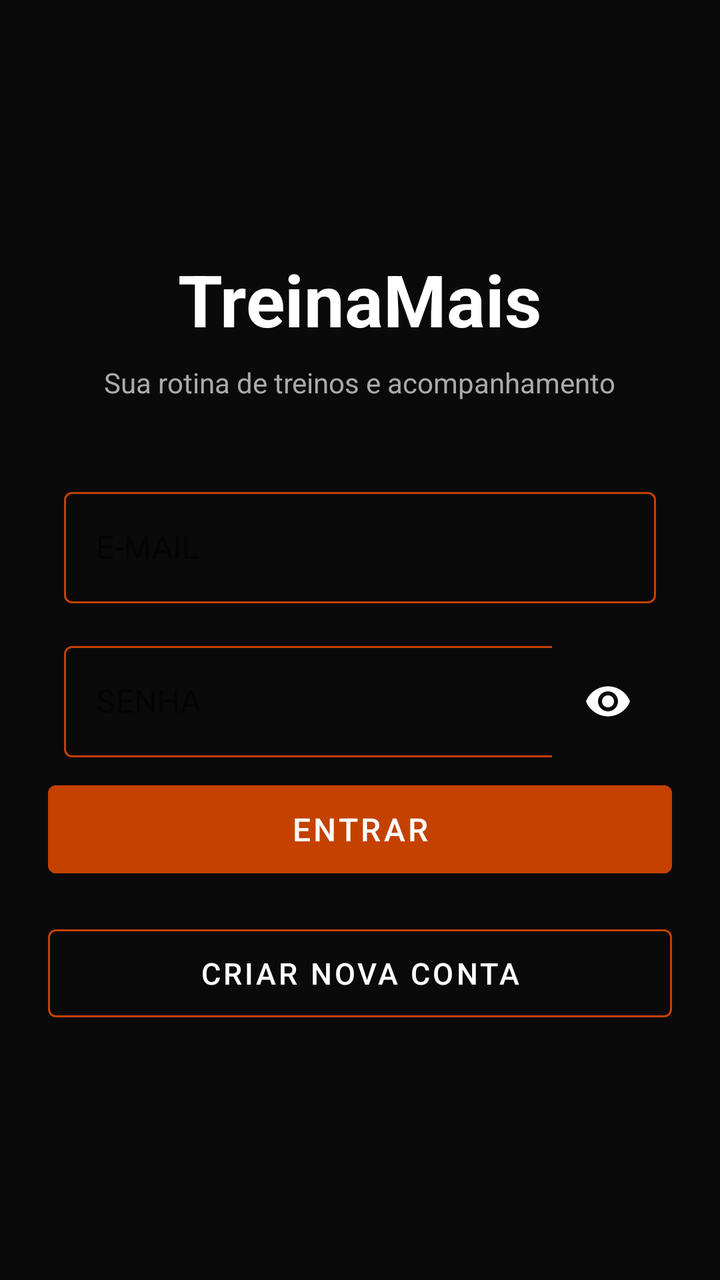
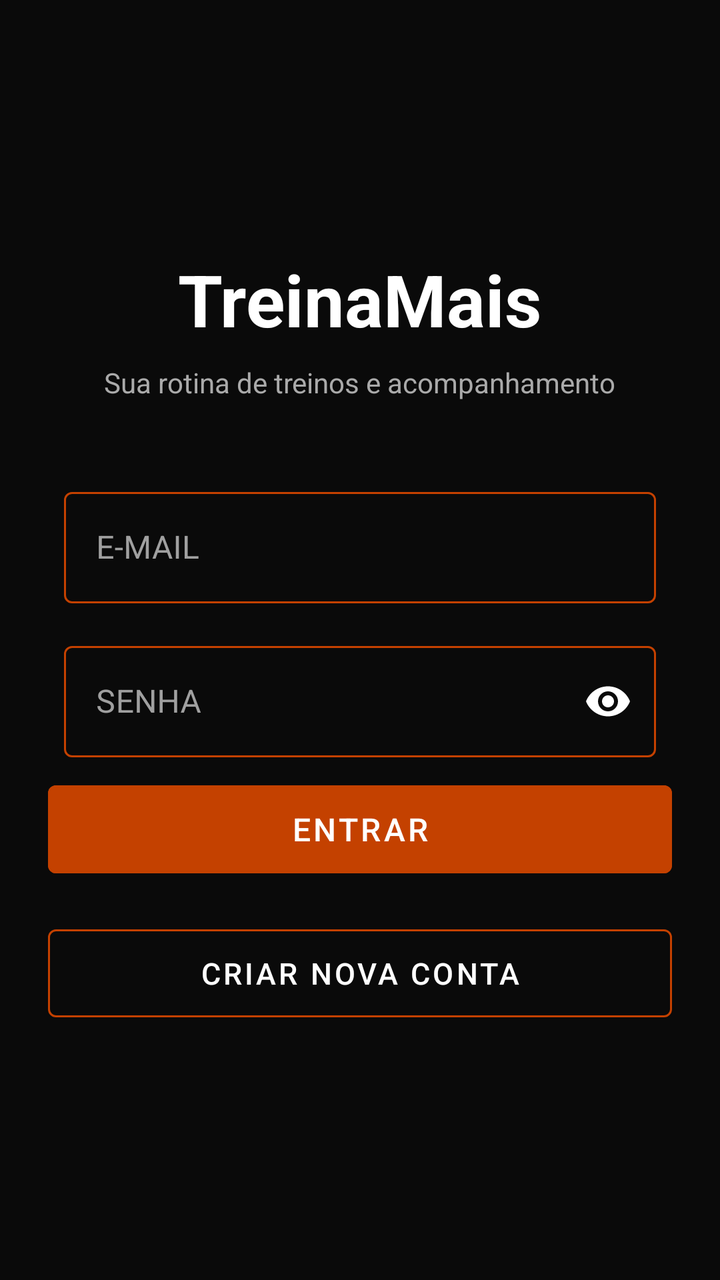

Two renders of the same Android screen: before a commit and after it. Below are the layout's source before the change and the commit's diff.
<!-- AndroidManifest.xml: application theme Theme.TreinaMais -->
<!-- res/layout/activity_main.xml -->
<?xml version="1.0" encoding="utf-8"?>
<androidx.constraintlayout.widget.ConstraintLayout xmlns:android="http://schemas.android.com/apk/res/android"
    xmlns:app="http://schemas.android.com/apk/res-auto"
    xmlns:tools="http://schemas.android.com/tools"
    android:id="@+id/main"
    android:layout_width="match_parent"
    android:layout_height="match_parent"
    android:background="@color/Fundo_MEscuro"
    tools:context=".view.MainActivity">

    <ScrollView
        android:layout_width="match_parent"
        android:layout_height="match_parent"
        android:fillViewport="true"
        app:layout_constraintBottom_toBottomOf="parent"
        app:layout_constraintEnd_toEndOf="parent"
        app:layout_constraintStart_toStartOf="parent"
        app:layout_constraintTop_toTopOf="parent">

        <LinearLayout
            android:layout_width="match_parent"
            android:layout_height="wrap_content"
            android:gravity="center"
            android:orientation="vertical"
            android:paddingStart="24dp"
            android:paddingTop="48dp"
            android:paddingEnd="24dp"
            android:paddingBottom="48dp">

            <TextView
                android:id="@+id/tvLogo"
                android:layout_width="wrap_content"
                android:layout_height="wrap_content"
                android:layout_marginBottom="8dp"
                android:text="TreinaMais"
                android:textColor="@color/white"
                android:textSize="36sp"
                android:textStyle="bold" />

            <TextView
                android:id="@+id/tvSubtitulo"
                android:layout_width="wrap_content"
                android:layout_height="wrap_content"
                android:layout_marginBottom="32dp"
                android:text="Sua rotina de treinos e acompanhamento"
                android:textColor="#AAAAAA"
                android:textSize="14sp" />

            
            <com.google.android.material.textfield.TextInputLayout
                android:id="@+id/loginEmailLayout"
                style="@style/tilStyle"
                android:layout_width="match_parent"
                android:layout_height="wrap_content"
                android:layout_marginBottom="16dp"
                android:hint="E-MAIL"
                app:boxBackgroundMode="outline">

                <com.google.android.material.textfield.TextInputEditText
                    android:id="@+id/editLoginEmail"
                    android:layout_width="match_parent"
                    android:layout_height="wrap_content"
                    android:inputType="textEmailAddress"
                    android:textColor="@color/white"
                    android:textSize="16sp" />
            </com.google.android.material.textfield.TextInputLayout>

            
            <com.google.android.material.textfield.TextInputLayout
                android:id="@+id/loginSenhaLayout"
                style="@style/tilStyle"
                android:layout_width="match_parent"
                android:layout_height="wrap_content"
                android:layout_marginBottom="24dp"
                android:hint="SENHA"
                app:boxBackgroundMode="outline"
                app:passwordToggleEnabled="true"
                app:passwordToggleTint="@color/white">

                <com.google.android.material.textfield.TextInputEditText
                    android:id="@+id/editLoginSenha"
                    android:layout_width="match_parent"
                    android:layout_height="wrap_content"
                    android:inputType="textPassword"
                    android:textColor="@color/white"
                    android:textSize="16sp" />
            </com.google.android.material.textfield.TextInputLayout>

            <ProgressBar
                android:id="@+id/progressBarLogin"
                android:layout_width="wrap_content"
                android:layout_height="wrap_content"
                android:layout_marginBottom="16dp"
                android:visibility="gone" />

            
            <Button
                android:id="@+id/btnLogin"
                style="@style/Theme.TreinaMais.Botao1"
                android:layout_width="match_parent"
                android:layout_height="56dp"
                android:layout_marginBottom="16dp"
                android:gravity="center"
                android:text="ENTRAR"
                android:textSize="16sp"
                tools:ignore="HardcodedText" />

            
            <Button
                android:id="@+id/btnIrParaCadastro"
                style="@style/Widget.MaterialComponents.Button.OutlinedButton"
                android:layout_width="match_parent"
                android:layout_height="56dp"
                android:text="CRIAR NOVA CONTA"
                android:textColor="@color/white"
                android:textSize="15sp"
                app:strokeColor="@color/outline_color"
                tools:ignore="HardcodedText" />

        </LinearLayout>
    </ScrollView>

</androidx.constraintlayout.widget.ConstraintLayout>
<!-- resources referenced by this layout -->
<resources>
  <color name="Fundo_MEscuro">#0A0A0A</color>
  <color name="white">#FFFFFFFF</color>
  <style name="Theme.TreinaMais.Botao1" parent="Widget.MaterialComponents.Button">
          <item name="cornerRadius">@dimen/CadastroCanto</item>
          <item name="android:backgroundTint">@color/Botao_MEscuro</item>
      </style>
  <style name="tilStyle" parent="Widget.MaterialComponents.TextInputLayout.OutlinedBox">
          <item name="boxCornerRadiusTopStart">@dimen/CadastroCanto</item>
          <item name="boxCornerRadiusTopEnd">@dimen/CadastroCanto</item>
          <item name="boxCornerRadiusBottomStart">@dimen/CadastroCanto</item>
          <item name="boxCornerRadiusBottomEnd">@dimen/CadastroCanto</item>
          <item name="android:layout_margin">@dimen/Margem1</item>
          <item name="boxStrokeColor">@color/outline_color</item>
      </style>
  <style name="Theme.TreinaMais" parent="Theme.MaterialComponents.DayNight.NoActionBar">
          
          <item name="android:statusBarColor">@color/black</item>
          <item name="android:windowBackground">@color/Fundo_MEscuro</item>
          <item name="android:colorBackground">@color/Fundo_MEscuro</item>
          <item name="android:background">@color/Fundo_MEscuro</item>
          <item name="textInputOutlinedStyle">@style/tilStyle</item>
      </style>
  <dimen name="CadastroCanto">4dp</dimen>
  <color name="Botao_MEscuro">#C44100</color>
  <dimen name="Margem1">8dp</dimen>
  <color name="black">#FF000000</color>
</resources>

<!-- the commit's change to res/layout/activity_main.xml (unified diff, before → after) -->
@@ -6,6 +6,7 @@
     android:layout_width="match_parent"
     android:layout_height="match_parent"
     android:background="@color/Fundo_MEscuro"
+    android:fitsSystemWindows="true"
     tools:context=".view.MainActivity">
 
     <ScrollView
@@ -23,9 +24,9 @@
             android:gravity="center"
             android:orientation="vertical"
             android:paddingStart="24dp"
-            android:paddingTop="48dp"
+            android:paddingTop="32dp"
             android:paddingEnd="24dp"
-            android:paddingBottom="48dp">
+            android:paddingBottom="32dp">
 
             <TextView
                 android:id="@+id/tvLogo"
@@ -46,7 +47,6 @@
                 android:textColor="#AAAAAA"
                 android:textSize="14sp" />
 
-            
             <com.google.android.material.textfield.TextInputLayout
                 android:id="@+id/loginEmailLayout"
                 style="@style/tilStyle"
@@ -62,10 +62,10 @@
                     android:layout_height="wrap_content"
                     android:inputType="textEmailAddress"
                     android:textColor="@color/white"
+                    android:textColorHint="#8E8E93"
                     android:textSize="16sp" />
             </com.google.android.material.textfield.TextInputLayout>
 
-            
             <com.google.android.material.textfield.TextInputLayout
                 android:id="@+id/loginSenhaLayout"
                 style="@style/tilStyle"
@@ -83,6 +83,7 @@
                     android:layout_height="wrap_content"
                     android:inputType="textPassword"
                     android:textColor="@color/white"
+                    android:textColorHint="#8E8E93"
                     android:textSize="16sp" />
             </com.google.android.material.textfield.TextInputLayout>
 
@@ -93,7 +94,6 @@
                 android:layout_marginBottom="16dp"
                 android:visibility="gone" />
 
-            
             <Button
                 android:id="@+id/btnLogin"
                 style="@style/Theme.TreinaMais.Botao1"
@@ -105,7 +105,6 @@
                 android:textSize="16sp"
                 tools:ignore="HardcodedText" />
 
-            
             <Button
                 android:id="@+id/btnIrParaCadastro"
                 style="@style/Widget.MaterialComponents.Button.OutlinedButton"
<!-- resource entries referenced after the edit -->
@@ -13,18 +13,19 @@
           <item name="boxCornerRadiusBottomEnd">@dimen/CadastroCanto</item>
           <item name="android:layout_margin">@dimen/Margem1</item>
           <item name="boxStrokeColor">@color/outline_color</item>
+          <item name="android:textColorHint">#A0A0A0</item>
+          <item name="hintTextColor">@color/Focused</item>
       </style>
   <style name="Theme.TreinaMais" parent="Theme.MaterialComponents.DayNight.NoActionBar">
-          
           <item name="android:statusBarColor">@color/black</item>
           <item name="android:windowBackground">@color/Fundo_MEscuro</item>
           <item name="android:colorBackground">@color/Fundo_MEscuro</item>
-          <item name="android:background">@color/Fundo_MEscuro</item>
           <item name="textInputOutlinedStyle">@style/tilStyle</item>
       </style>
   <dimen name="CadastroCanto">4dp</dimen>
   <color name="Botao_MEscuro">#C44100</color>
   <dimen name="Margem1">8dp</dimen>
+  <color name="Focused">#FF4A1A</color>
   <color name="black">#FF000000</color>
 </resources>
 
